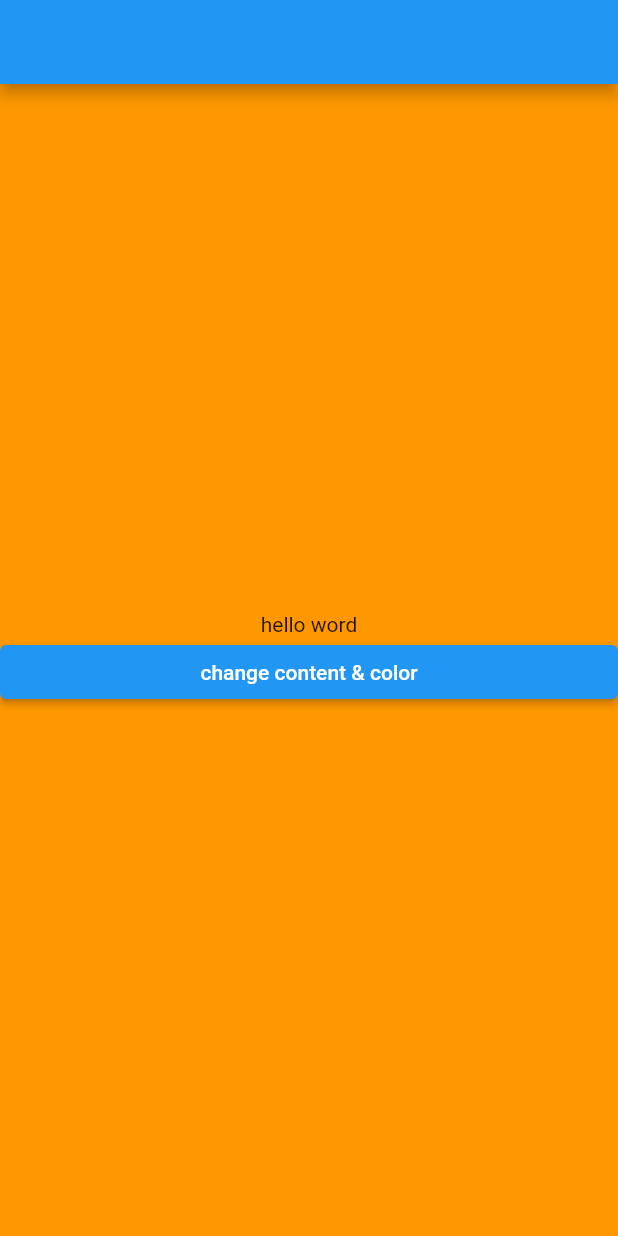
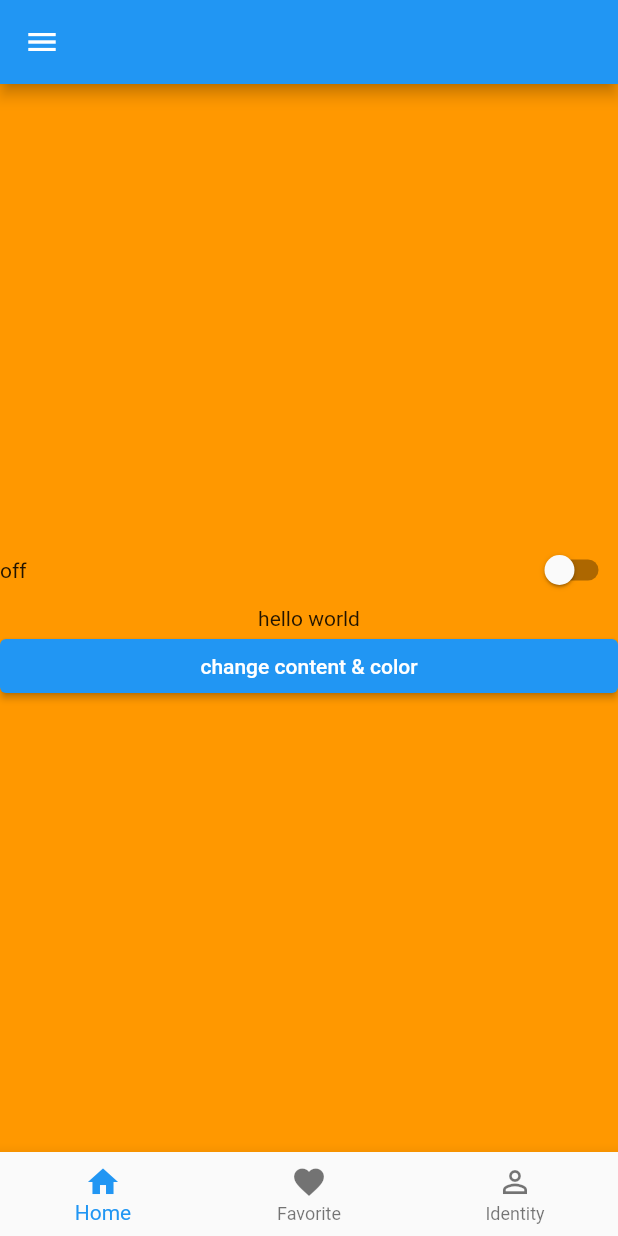
Before and after one commit to Mamoun2020/gsg_ui, a Flutter app: the screen it shows after launch, on a phone screen of 412 x 824 dp. Run offline on Flutter 3.47's test engine with Material 2 defaults, Android fonts, the phone set to English and light mode, and no system bars.

Commit message:
callback and change value notifier to ligth and dark theme mode

```diff
--- a/lib/main.dart
+++ b/lib/main.dart
@@ -7,18 +7,41 @@ import 'package:gsg_ui/screens/statefull/test_screen.dart';
 import 'screens/facebook/main_screen.dart';
 
 void main() {
-  runApp(const MyApp());
+  runApp(MyApp());
+}
+final ValueNotifier<ThemeMode> myNotifier = ValueNotifier(ThemeMode.light);
+// make call back function to theme mode
+
+class MyApp extends StatefulWidget {
+  MyApp({Key? key}) : super(key: key);
+
+  @override
+  State<MyApp> createState() => _MyAppState();
 }
 
-class MyApp extends StatelessWidget {
-  const MyApp({Key? key}) : super(key: key);
-
+class _MyAppState extends State<MyApp> {
+  bool isDark = false;
+  changeTheme(bool value) {
+    isDark = value;
+    setState(() {});
+  }
   // This widget is the root of your application.
   @override
   Widget build(BuildContext context) {
-    return MaterialApp(
-      debugShowCheckedModeBanner: false,
-      home: TestScreen(),
+    return ValueListenableBuilder<ThemeMode>(
+      valueListenable: myNotifier,
+      builder: (key,value,child){
+        return MaterialApp(
+          theme: ThemeData.light(),
+          darkTheme: ThemeData.dark(),
+          themeMode: value,
+          debugShowCheckedModeBanner: false,
+          // theme: isDark ? ThemeData.dark() : ThemeData.light(),
+          home: TestScreen(changeTheme,isDark),
+          // home: TestScreen(),
+        );
+      },
+
     );
   }
 }
--- a/lib/screens/statefull/test_screen.dart
+++ b/lib/screens/statefull/test_screen.dart
@@ -1,32 +1,149 @@
 import 'package:flutter/material.dart';
+import 'package:gsg_ui/main.dart';
+
+import '../../widgets/drawer_widget.dart';
 
 class TestScreen extends StatefulWidget {
-  const TestScreen({Key? key}) : super(key: key);
-
+  Function function;
+  bool isDark;
+  TestScreen(this.function, this.isDark);
   @override
   State<TestScreen> createState() => _TestScreenState();
 }
+
 class _TestScreenState extends State<TestScreen> {
-
-  String content = 'hello word';
+  String content = 'hello world';
   Color backgroundColor = Colors.orange;
+  int index = 0;
+  GlobalKey<ScaffoldState> _scaffoldkey = new GlobalKey<ScaffoldState>();
+  String state = 'off';
+  bool isSwitched = false;
   @override
   Widget build(BuildContext context) {
     return Scaffold(
       backgroundColor: backgroundColor,
+      key: _scaffoldkey,
       appBar: AppBar(),
-      body:Column(
+      body: Column(
         crossAxisAlignment: CrossAxisAlignment.stretch,
-        mainAxisAlignment:MainAxisAlignment.center,
+        mainAxisAlignment: MainAxisAlignment.center,
         children: [
-        Text(content,textAlign: TextAlign.center,),
-          ElevatedButton(onPressed: (){
-            setState(() {
-              backgroundColor = backgroundColor == Colors.orange ? Colors.red : Colors.orange;
-              content = content == 'hello word' ? 'Goodbuy world':'Hello World';
-            });
-          }, child: Text('change content & color'),),
-      ],),
+          Row(
+            mainAxisAlignment: MainAxisAlignment.spaceBetween,
+            children: [
+              Text(state,),
+              // Switch(
+              //     value: widget.isDark,
+              //     onChanged: (value) {
+              //       widget.function(value);
+              //     })
+              Switch(
+                value: isSwitched,
+                onChanged: (value){
+                  if(isSwitched == false){
+                    setState(() {
+                      isSwitched = true;
+                      state = 'on';
+                      myNotifier.value = ThemeMode.dark;
+                      myNotifier.notifyListeners();
+                    });
+                  }
+                  else{
+                    setState(() {
+                      isSwitched = false;
+                      state = 'off';
+                      myNotifier.value = ThemeMode.light;
+                      myNotifier.notifyListeners();
+                    });
+                  }
+                },
+              ),
+            ],
+          ),
+          Text(
+            content,
+            textAlign: TextAlign.center,
+          ),
+          ElevatedButton(
+            onPressed: () {
+              setState(() {
+                backgroundColor = backgroundColor == Colors.orange
+                    ? Colors.red
+                    : Colors.orange;
+                content =
+                    content == 'hello world' ? 'Goodbuy world' : 'Hello World';
+              });
+            },
+            child: const Text('change content & color'),
+          ),
+        ],
+      ),
+      bottomNavigationBar: BottomNavigationBar(
+        currentIndex: index,
+        onTap: (i) {
+          setState(() {
+            index = i;
+            switch (i) {
+              case 0:
+                content = 'Home';
+                break;
+              case 1:
+                content = 'favorite';
+                break;
+              case 2:
+                content = 'Identity';
+                break;
+            }
+          });
+        },
+        items: const [
+          BottomNavigationBarItem(
+            icon: Icon(
+              Icons.home,
+            ),
+            label: 'Home',
+          ),
+          BottomNavigationBarItem(
+            icon: Icon(
+              Icons.favorite,
+            ),
+            label: 'Favorite',
+          ),
+          BottomNavigationBarItem(
+            icon: Icon(
+              Icons.perm_identity,
+            ),
+            label: 'Identity',
+          ),
+        ],
+      ),
+      drawer: Drawer(
+        child: Column(
+          children:  [
+            const UserAccountsDrawerHeader(
+                decoration: (BoxDecoration(color: Colors.red)),
+                currentAccountPicture: CircleAvatar(
+                  backgroundImage: NetworkImage(
+                      "https://avatars.githubusercontent.com/u/70561744?v=4"),
+                ),
+                accountName: Text("Mamoun K Abu Salah",style: TextStyle(fontWeight: FontWeight.bold),),
+                accountEmail: Text("mmun2019@gmail.com")
+            ),
+            ListTile(
+              leading: const Icon(Icons.home),
+              title: const Text("Home"),
+              trailing: const Icon(Icons.arrow_forward_ios),
+              subtitle: const Text("Go Home"),
+              onTap: (){
+                Navigator.pop(context);
+                setState(() {
+                  content = 'home';
+                });
+              },
+            ),
+          ],
+        ),
+      ),
     );
   }
 }
```
Also changed, not shown: 1 other file.
